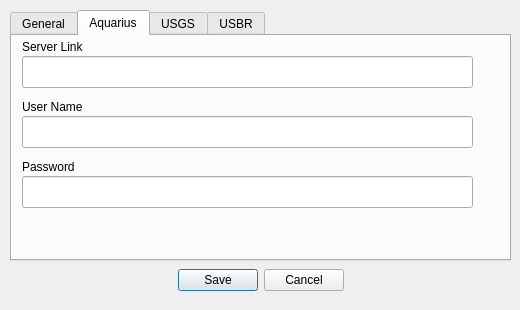
Before: the Qt Designer form ui/winOptions.ui in S31F3R/DataDoctor, drawn with Qt 5.
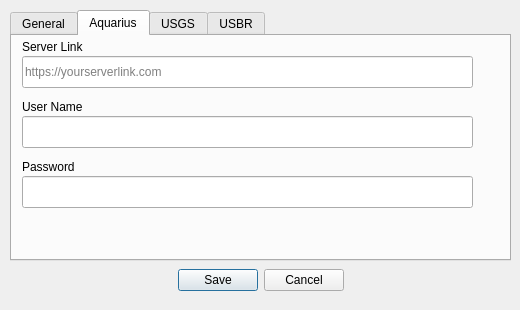
After: the same form once the commit is applied. The open tabs and pages were chosen to show the change. Icons and pictures are not drawn.

Commit message: Added Aquarius server link placeholder hint

Diff of the .ui file:
```diff
--- a/ui/winOptions.ui
+++ b/ui/winOptions.ui
@@ -288,6 +288,9 @@
        <height>32</height>
       </rect>
      </property>
+     <property name="placeholderText">
+      <string>https://yourserverlink.com</string>
+     </property>
     </widget>
    </widget>
    <widget class="QWidget" name="tabUSGS">
```
The commit also changes 1 other file.
